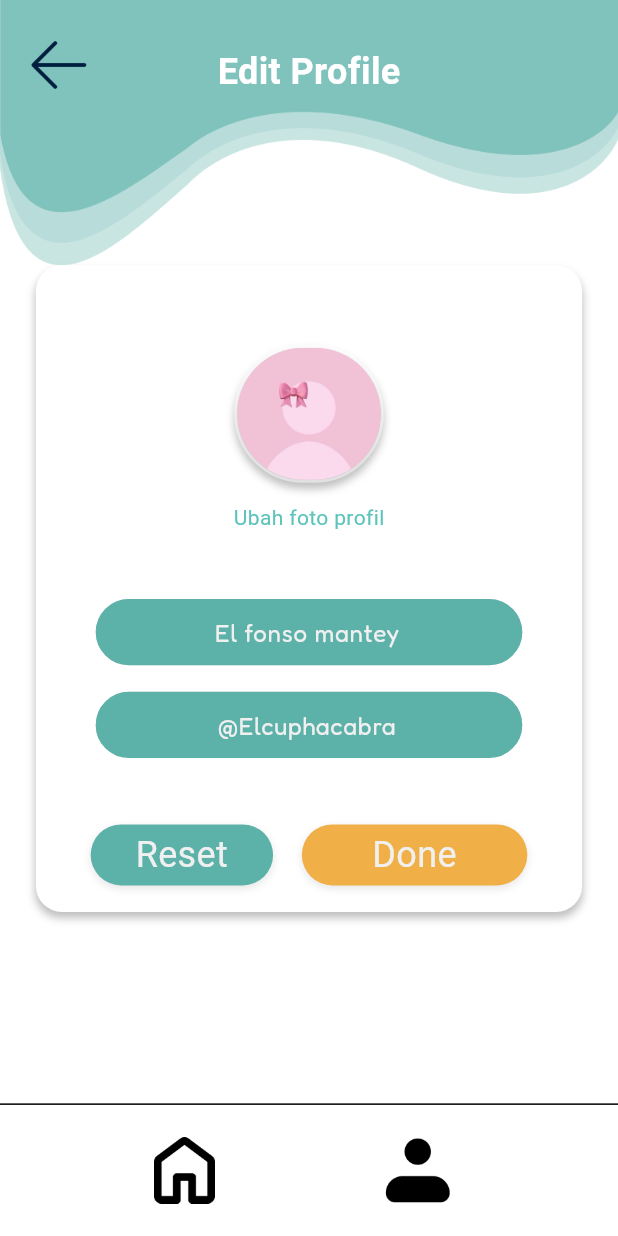
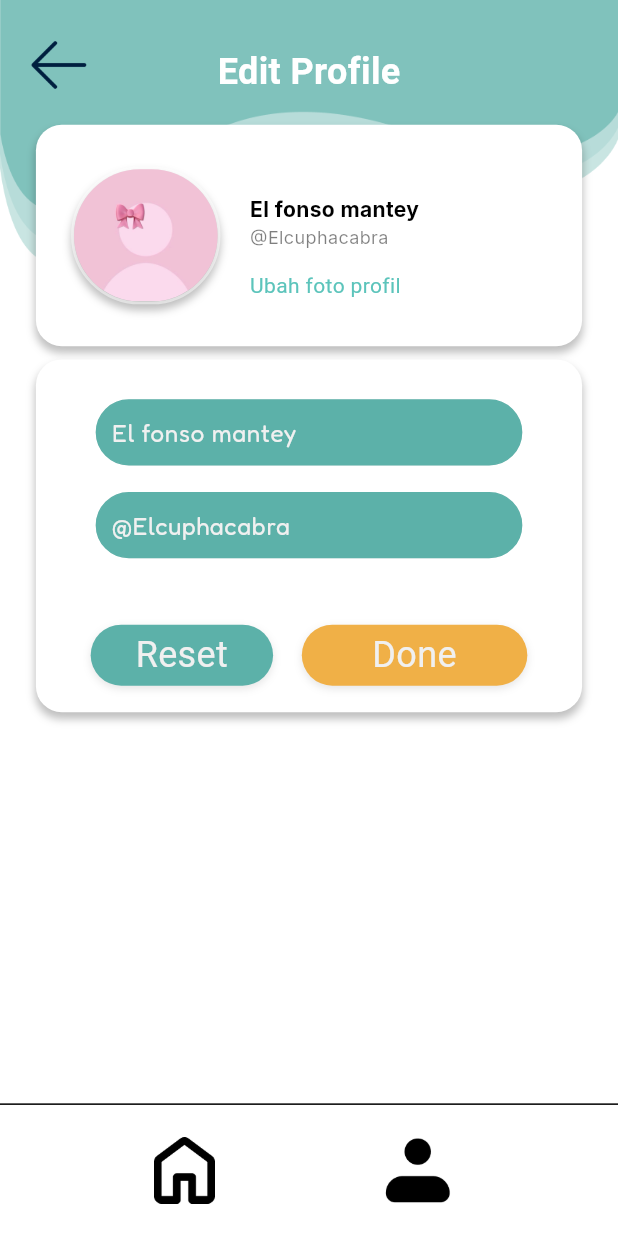
Before and after one commit to Wibson27/OtakAtik, a Flutter app: the ProfileEditScreen screen opened by its route, on a phone screen of 412 x 824 dp. Run offline on Flutter 3.47's test engine with Material 3 defaults, Android fonts, the light colour scheme and no system bars; our stand-ins replace bloc, file_picker, flutter_bloc, google_fonts, image_picker, permission_handler; missing offline and left inert: record; statements that could not run were skipped.

Commit message:
Refine profile_screen.dart + profile_edit_screen.dart + profile_update_password_screen.dart

```diff
--- a/frontend/lib/screens/profile_edit_screen.dart
+++ b/frontend/lib/screens/profile_edit_screen.dart
@@ -1,11 +1,8 @@
-// lib/screens/profile_edit_screen.dart
 import 'package:flutter/material.dart';
 import 'package:google_fonts/google_fonts.dart';
 import 'package:frontend/common/app_color.dart';
 import 'package:frontend/common/app_route.dart';
 import 'package:frontend/common/screen_utils.dart';
-// Import model User jika nanti akan menampilkan data user dari model
-// import 'package:frontend/data/models/user.dart';
 
 class ProfileEditScreen extends StatefulWidget {
   const ProfileEditScreen({super.key});
@@ -15,18 +12,14 @@ class ProfileEditScreen extends StatefulWidget {
 }
 
 class _ProfileEditScreenState extends State<ProfileEditScreen> {
-  // Controllers input
+  // Controller input
   final TextEditingController _displayNameController = TextEditingController();
   final TextEditingController _usernameController = TextEditingController();
-
-  // FocusNodes
   final FocusNode _displayNameFocusNode = FocusNode();
   final FocusNode _usernameFocusNode = FocusNode();
-
-  // GlobalKey for Form
   final _formKey = GlobalKey<FormState>();
 
-  // Error texts
+  // Error  text
   String? _displayNameErrorText;
   String? _usernameErrorText;
 
@@ -42,17 +35,17 @@ class _ProfileEditScreenState extends State<ProfileEditScreen> {
     _displayNameController.addListener(_clearDisplayNameError);
     _usernameController.addListener(_clearUsernameError);
 
-    // TODO: Load existing user data into controllers from actual user model
-    _displayNameController.text = 'El fonso mantey'; // Dummy data dari Figma
-    _usernameController.text = '@Elcuphacabra'; // Dummy data dari Figma
+    _displayNameController.text = 'El fonso mantey';
+    _usernameController.text = '@Elcuphacabra';
   }
 
   void _onFocusChange() {
-    setState(() {}); // Untuk me-rebuild UI saat fokus berubah
+    setState(() {});
   }
 
   void _clearDisplayNameError() {
-    if (_displayNameErrorText != null && _displayNameController.text.isNotEmpty) {
+    if (_displayNameErrorText != null &&
+        _displayNameController.text.isNotEmpty) {
       setState(() {
         _displayNameErrorText = null;
       });
@@ -108,18 +101,14 @@ class _ProfileEditScreenState extends State<ProfileEditScreen> {
       isValid = false;
     }
 
-
     if (isValid) {
-      // Jika form valid, lakukan proses update profil
       print('Display Name: ${_displayNameController.text}');
       print('Username: ${_usernameController.text}');
-      // TODO: Panggil API backend untuk update profil
-      // Misalnya: context.read<UserCubit>().updateProfile(_displayNameController.text, _usernameController.text);
-      Navigator.pop(context); // Kembali ke ProfileScreen setelah berhasil update
-      // Tampilkan SnackBar sukses
+      Navigator.pop(context);
       ScaffoldMessenger.of(context).showSnackBar(
         SnackBar(
-          content: Text('Profil berhasil diupdate!', style: GoogleFonts.roboto(color: AppColor.putihNormal)),
+          content: Text('Profil berhasil diupdate!',
+              style: GoogleFonts.roboto(color: AppColor.putihNormal)),
           backgroundColor: AppColor.hijauSuccess,
           duration: const Duration(seconds: 2),
         ),
@@ -129,8 +118,8 @@ class _ProfileEditScreenState extends State<ProfileEditScreen> {
 
   void _handleReset() {
     setState(() {
-      _displayNameController.text = 'El fonso mantey'; // Reset ke dummy awal
-      _usernameController.text = '@Elcuphacabra'; // Reset ke dummy awal
+      _displayNameController.text = 'El fonso mantey';
+      _usernameController.text = '@Elcuphacabra';
       _displayNameFocusNode.unfocus();
       _usernameFocusNode.unfocus();
       _displayNameErrorText = null;
@@ -152,7 +141,7 @@ class _ProfileEditScreenState extends State<ProfileEditScreen> {
           height: screenHeight,
           child: Stack(
             children: [
-              // wave_top.png (background atas)
+              // wave_top.png
               Positioned(
                 top: 0,
                 left: 0,
@@ -165,7 +154,7 @@ class _ProfileEditScreenState extends State<ProfileEditScreen> {
                 ),
               ),
 
-              // arrow.png (tombol kembali)
+              // arrow.png
               Positioned(
                 top: context.scaleHeight(16),
                 left: context.scaleWidth(8),
@@ -182,7 +171,7 @@ class _ProfileEditScreenState extends State<ProfileEditScreen> {
                 ),
               ),
 
-              // Text 'Edit Profile' - posisinya di wave_top
+              // Text 'Edit Profile'
               Positioned(
                 top: context.scaleHeight(35),
                 left: 0,
@@ -190,24 +179,22 @@ class _ProfileEditScreenState extends State<ProfileEditScreen> {
                 child: Center(
                   child: Text(
                     'Edit Profile',
-                    style: GoogleFonts.roboto( // Menggunakan Roboto untuk teks judul
+                    style: GoogleFonts.roboto(
                       fontSize: 24,
                       fontWeight: FontWeight.w700,
-                      color: AppColor.putihNormal, // Warna putihNormal agar sesuai
+                      color: AppColor.putihNormal,
                     ),
                   ),
                 ),
               ),
 
-              // Konten Utama Edit Profile (Rectangle 31)
               Positioned(
-                top: context.scaleHeight(200), // Posisi container putih disesuaikan
+                top: context.scaleHeight(94),
                 left: context.scaleWidth(25),
                 right: context.scaleWidth(25),
                 child: Container(
                   width: context.scaleWidth(380),
-                  // Tinggi container bisa disesuaikan atau dihilangkan jika pakai SingleChildScrollView
-                  // height: context.scaleHeight(373),
+                  height: context.scaleHeight(167),
                   decoration: BoxDecoration(
                     color: AppColor.putihNormal,
                     borderRadius: BorderRadius.circular(context.scaleWidth(18)),
@@ -219,20 +206,18 @@ class _ProfileEditScreenState extends State<ProfileEditScreen> {
                       ),
                     ],
                   ),
-                  child: SingleChildScrollView( // Tambahkan SingleChildScrollView
-                    child: Form(
-                      key: _formKey,
-                      child: Column(
-                        crossAxisAlignment: CrossAxisAlignment.center,
+                  child: Stack(
                     children: [
-                          SizedBox(height: context.scaleHeight(60)),
-
-                          // Bagian Foto Profil
-                          Container(
+                      // profile_photo_pink.png
+                      Positioned(
+                        top: context.scaleHeight(31.5),
+                        left: context.scaleWidth(24.5),
+                        child: Container(
                           width: context.scaleWidth(104),
                           height: context.scaleHeight(104),
                           decoration: BoxDecoration(
-                              borderRadius: BorderRadius.circular(context.scaleWidth(52)),
+                            borderRadius:
+                                BorderRadius.circular(context.scaleWidth(52)),
                             border: Border.all(
                               color: AppColor.putihNormal.withOpacity(0.5),
                               width: context.scaleWidth(2),
@@ -246,22 +231,66 @@ class _ProfileEditScreenState extends State<ProfileEditScreen> {
                             ],
                           ),
                           child: ClipRRect(
-                              borderRadius: BorderRadius.circular(context.scaleWidth(52)),
+                            borderRadius:
+                                BorderRadius.circular(context.scaleWidth(52)),
                             child: Image.asset(
                               'assets/images/profile_photo_pink.png',
                               fit: BoxFit.cover,
                               errorBuilder: (context, error, stackTrace) {
                                 return Container(
                                   color: Colors.grey[200],
-                                    child: Icon(Icons.person, size: context.scaleWidth(60), color: Colors.grey),
+                                  child: Icon(Icons.person,
+                                      size: context.scaleWidth(60),
+                                      color: Colors.grey),
                                 );
                               },
                             ),
                           ),
                         ),
-                          SizedBox(height: context.scaleHeight(15)),
-
-                          Text(
+                      ),
+                      // Display Name
+                      Positioned(
+                        top: context.scaleHeight(53),
+                        left: context.scaleWidth(149),
+                        child: Text(
+                          _displayNameController.text.isNotEmpty
+                              ? _displayNameController.text
+                              : 'Nama Anda',
+                          style: GoogleFonts.inter(
+                            fontSize: 14,
+                            fontWeight: FontWeight.w700,
+                            color: Colors.black,
+                          ),
+                        ),
+                      ),
+                      // Username
+                      Positioned(
+                        top: context.scaleHeight(75),
+                        left: context.scaleWidth(149),
+                        child: Text(
+                          _usernameController.text.isNotEmpty
+                              ? _usernameController.text
+                              : '@usernameAnda',
+                          style: GoogleFonts.inter(
+                            fontSize: 12,
+                            fontWeight: FontWeight.w400,
+                            color: Colors.black.withOpacity(0.5),
+                          ),
+                        ),
+                      ),
+                      // Text "Ubah foto profil"
+                      Positioned(
+                        top: context.scaleHeight(94),
+                        left: context.scaleWidth(149),
+                        child: GestureDetector(
+                          onTap: () {
+                            print('Ubah foto profil tapped');
+                          },
+                          child: Container(
+                            alignment: Alignment.centerLeft,
+                            width: context.scaleWidth(212),
+                            height: context.scaleHeight(54),
+                            child: Text(
                               'Ubah foto profil',
                               style: GoogleFonts.roboto(
                                 fontSize: 14,
@@ -269,7 +298,39 @@ class _ProfileEditScreenState extends State<ProfileEditScreen> {
                                 color: const Color(0xFF5CC4BB),
                               ),
                             ),
-                          SizedBox(height: context.scaleHeight(50)), // Jarak ke input fields
+                          ),
+                        ),
+                      ),
+                    ],
+                  ),
+                ),
+              ),
+
+              // Input Fields
+              Positioned(
+                top: context.scaleHeight(271),
+                left: context.scaleWidth(25),
+                right: context.scaleWidth(25),
+                child: Container(
+                  width: context.scaleWidth(380),
+                  decoration: BoxDecoration(
+                    color: AppColor.putihNormal,
+                    borderRadius: BorderRadius.circular(context.scaleWidth(18)),
+                    boxShadow: [
+                      BoxShadow(
+                        color: Colors.black.withOpacity(0.25),
+                        blurRadius: 4,
+                        offset: const Offset(0, 4),
+                      ),
+                    ],
+                  ),
+                  child: SingleChildScrollView(
+                    child: Form(
+                      key: _formKey,
+                      child: Column(
+                        crossAxisAlignment: CrossAxisAlignment.center,
+                        children: [
+                          SizedBox(height: context.scaleHeight(30)),
 
                           // Input Field Display Name
                           _buildInputField(
@@ -278,15 +339,15 @@ class _ProfileEditScreenState extends State<ProfileEditScreen> {
                             focusNode: _displayNameFocusNode,
                             hintText: 'Nama',
                             width: context.scaleWidth(297),
-                            height: context.scaleHeight(50), // Ubah tinggi menjadi 50
+                            height: context.scaleHeight(50),
                             validator: (value) {
-                              return null; // Validasi akan dilakukan di _handleUpdateProfile
+                              return null;
                             },
                           ),
-                          // Untuk menampilkan error Display Name
                           if (_displayNameErrorText != null)
                             Padding(
-                              padding: EdgeInsets.only(top: context.scaleHeight(5)),
+                              padding:
+                                  EdgeInsets.only(top: context.scaleHeight(5)),
                               child: Text(
                                 _displayNameErrorText!,
                                 style: GoogleFonts.roboto(
@@ -305,15 +366,15 @@ class _ProfileEditScreenState extends State<ProfileEditScreen> {
                             focusNode: _usernameFocusNode,
                             hintText: 'Nama pengguna',
                             width: context.scaleWidth(297),
-                            height: context.scaleHeight(50), // Ubah tinggi menjadi 50
+                            height: context.scaleHeight(50),
                             validator: (value) {
-                              return null; // Validasi akan dilakukan di _handleUpdateProfile
+                              return null;
                             },
                           ),
-                          // Untuk menampilkan error Username
                           if (_usernameErrorText != null)
                             Padding(
-                              padding: EdgeInsets.only(top: context.scaleHeight(5)),
+                              padding:
+                                  EdgeInsets.only(top: context.scaleHeight(5)),
                               child: Text(
                                 _usernameErrorText!,
                                 style: GoogleFonts.roboto(
@@ -323,9 +384,9 @@ class _ProfileEditScreenState extends State<ProfileEditScreen> {
                                 ),
                               ),
                             ),
-                          SizedBox(height: context.scaleHeight(50)), // Jarak ke tombol
+                          SizedBox(height: context.scaleHeight(50)),
 
-                          // Buttons: Reset dan Done
+                          // Button: Reset dan Done
                           Row(
                             mainAxisAlignment: MainAxisAlignment.center,
                             children: [
@@ -339,7 +400,8 @@ class _ProfileEditScreenState extends State<ProfileEditScreen> {
                                 onPressed: _handleReset,
                                 isActive: _isResetButtonActive,
                                 onActiveStateChanged: (isActive) {
-                                  setState(() => _isResetButtonActive = isActive);
+                                  setState(
+                                      () => _isResetButtonActive = isActive);
                                 },
                               ),
                               SizedBox(width: context.scaleWidth(20)),
@@ -353,12 +415,13 @@ class _ProfileEditScreenState extends State<ProfileEditScreen> {
                                 onPressed: _handleUpdateProfile,
                                 isActive: _isDoneButtonActive,
                                 onActiveStateChanged: (isActive) {
-                                  setState(() => _isDoneButtonActive = isActive);
+                                  setState(
+                                      () => _isDoneButtonActive = isActive);
                                 },
                               ),
                             ],
                           ),
-                          SizedBox(height: context.scaleHeight(20)), // Jarak di bawah tombol
+                          SizedBox(height: context.scaleHeight(20)),
                         ],
                       ),
                     ),
@@ -388,7 +451,8 @@ class _ProfileEditScreenState extends State<ProfileEditScreen> {
                     children: [
                       GestureDetector(
                         onTap: () {
-                          Navigator.pushReplacementNamed(context, AppRoute.dashboard);
+                          Navigator.pushReplacementNamed(
+                              context, AppRoute.dashboard);
                         },
                         child: Image.asset(
                           'assets/images/home_button_profile.png',
@@ -399,7 +463,8 @@ class _ProfileEditScreenState extends State<ProfileEditScreen> {
                       ),
                       GestureDetector(
                         onTap: () {
-                          Navigator.pushReplacementNamed(context, AppRoute.profile);
+                          Navigator.pushReplacementNamed(
+                              context, AppRoute.profile);
                         },
                         child: Image.asset(
                           'assets/images/button_profile.png',
@@ -419,7 +484,7 @@ class _ProfileEditScreenState extends State<ProfileEditScreen> {
     );
   }
 
-  // _buildInputField kustom
+  // _buildInputField
   Widget _buildInputField({
     required BuildContext context,
     required TextEditingController controller,
@@ -431,12 +496,14 @@ class _ProfileEditScreenState extends State<ProfileEditScreen> {
     String? Function(String?)? validator,
   }) {
     Color boxColor = AppColor.hijauTosca;
-    Color borderColor = focusNode.hasFocus ? AppColor.biruNormal : AppColor.hijauTosca;
+    Color borderColor =
+        focusNode.hasFocus ? AppColor.biruNormal : AppColor.hijauTosca;
     double borderWidth = focusNode.hasFocus ? 2 : 1;
     double blurRadius = focusNode.hasFocus ? 8 : 0;
-    Offset offset = focusNode.hasFocus ? const Offset(0, 4) : const Offset(0, 0);
+    Offset offset =
+        focusNode.hasFocus ? const Offset(0, 4) : const Offset(0, 0);
 
-    final double textFontSize = 16.0; // Ukuran font dari Figma
+    final double textFontSize = 16.0;
 
     return AnimatedContainer(
       duration: const Duration(milliseconds: 200),
@@ -458,7 +525,7 @@ class _ProfileEditScreenState extends State<ProfileEditScreen> {
         child: Padding(
           padding: EdgeInsets.symmetric(
             horizontal: context.scaleWidth(20),
-            vertical: (height - textFontSize * 1.0 - borderWidth * 2) / 2, // Sesuaikan padding vertikal
+            vertical: (height - textFontSize * 1.0 - borderWidth * 2) / 2,
           ).clamp(
             EdgeInsets.zero,
             EdgeInsets.all(context.scaleWidth(10)),
@@ -471,16 +538,16 @@ class _ProfileEditScreenState extends State<ProfileEditScreen> {
               controller: controller,
               focusNode: focusNode,
               obscureText: obscureText,
-              textAlign: TextAlign.center,
+              textAlign: TextAlign.start,
               textAlignVertical: TextAlignVertical.center,
-              style: GoogleFonts.fredoka( // Menggunakan Fredoka agar konsisten
+              style: GoogleFonts.fredoka(
                 color: AppColor.whiteText,
                 fontSize: textFontSize,
                 fontWeight: FontWeight.normal,
               ),
               decoration: InputDecoration(
                 hintText: hintText,
-                hintStyle: GoogleFonts.fredoka( // Menggunakan Fredoka agar konsisten
+                hintStyle: GoogleFonts.fredoka(
                   color: AppColor.whiteText.withOpacity(0.7),
                   fontSize: textFontSize,
                   fontWeight: FontWeight.w400,
@@ -497,7 +564,7 @@ class _ProfileEditScreenState extends State<ProfileEditScreen> {
     );
   }
 
-  // Widget untuk button Reset dan Done (sama dengan ProfileUpdatePasswordScreen)
+  // Widget untuk button Reset dan Done
   Widget _buildActionButton({
     required BuildContext context,
     required String text,
```
Also changed, not shown: frontend/lib/screens/profile_screen.dart (+5 -5 lines), frontend/lib/screens/profile_update_password_screen.dart (+87 -21 lines). Lines whose indentation alone changed are shown as unchanged.
